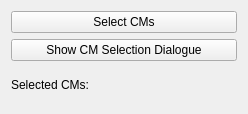
Before: the Qt Designer form gui/q0.ui in ssoham/Q0Measurement, drawn with Qt 5.
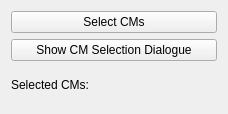
After: the same form once the commit is applied. Custom widgets are drawn as their Qt base class.

```diff
--- a/gui/q0.ui
+++ b/gui/q0.ui
@@ -6,7 +6,7 @@
    <rect>
     <x>0</x>
     <y>0</y>
-    <width>248</width>
+    <width>228</width>
     <height>114</height>
    </rect>
   </property>
```
Left out of the diff: 3 changed lines with no effect on the pictures.
